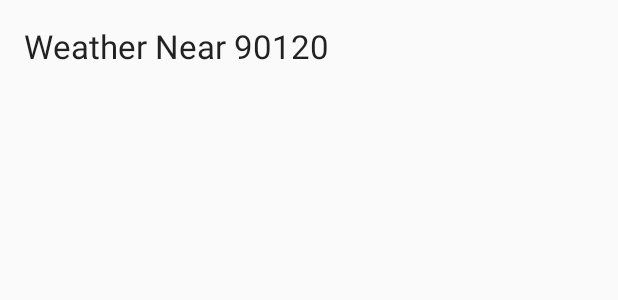
After one commit to JeffreyRuder/WeatherBot, an Android app: the layout activity_current_weather.xml on its own in the app's theme, with its tools: preview values and no code run, on a phone screen of 412 x 824 dp. The commit adds this screen. Shown: the top 300 px of the screen. Run offline under Robolectric (Android 15) with nearby library versions, the phone set to English and light mode, and no system bars.

Commit message:
Implement CurrentWeatherActivity

```diff
--- /dev/null
+++ b/app/src/main/res/layout/activity_current_weather.xml
@@ -0,0 +1,22 @@
+<?xml version="1.0" encoding="utf-8"?>
+<RelativeLayout
+    xmlns:android="http://schemas.android.com/apk/res/android"
+    xmlns:tools="http://schemas.android.com/tools"
+    android:layout_width="match_parent"
+    android:layout_height="match_parent"
+    android:paddingLeft="@dimen/activity_horizontal_margin"
+    android:paddingRight="@dimen/activity_horizontal_margin"
+    android:paddingTop="@dimen/activity_vertical_margin"
+    android:paddingBottom="@dimen/activity_vertical_margin"
+    tools:context="com.example.guest.weatherbot.ui.CurrentWeatherActivity">
+
+    <TextView
+        android:layout_width="wrap_content"
+        android:layout_height="wrap_content"
+        android:textAppearance="?android:attr/textAppearanceLarge"
+        android:text="Weather Near 90120"
+        android:id="@+id/locationTextView"
+        android:layout_alignParentTop="true"
+        android:layout_alignParentLeft="true"
+        android:layout_alignParentStart="true" />
+</RelativeLayout>
--- a/app/src/main/res/layout/activity_main.xml
+++ b/app/src/main/res/layout/activity_main.xml
@@ -3,7 +3,7 @@
     xmlns:tools="http://schemas.android.com/tools"
     android:layout_width="match_parent"
     android:layout_height="match_parent"
-    tools:context="com.example.guest.weatherbot.MainActivity">
+    tools:context=".ui.MainActivity">
 
     <ImageView
         android:layout_width="match_parent"
@@ -22,13 +22,14 @@
         android:textColorHint="@color/colorIcon"
         android:padding="6dp"
         android:gravity="center_horizontal"
+        android:inputType="number"
         android:layout_marginTop="40dp" />
 
     <Button
         android:layout_width="wrap_content"
         android:layout_height="wrap_content"
         android:text="@string/submit"
-        android:id="@+id/button"
+        android:id="@+id/submitButton"
         android:layout_below="@+id/userZip"
         android:backgroundTint="@color/colorPrimaryDark"
         android:textColor="@color/colorIcon"
--- a/app/src/main/res/values/colors.xml
+++ b/app/src/main/res/values/colors.xml
@@ -2,7 +2,7 @@
 <resources>
     <color name="colorPrimary">#4CAF50</color>
     <color name="colorPrimaryDark">#388E3C</color>
-    <color name="colorPrimaryLight">#C8E6C9</color>
+    <color name="colorPrimaryLight">#c8e6c9</color>
     <color name="colorAccent">#FFC107</color>
     <color name="colorIcon">#FFF</color>
 </resources>
--- a/app/src/main/res/values/strings.xml
+++ b/app/src/main/res/values/strings.xml
@@ -3,4 +3,5 @@
 
     <string name="zip_code_hint">Enter Zip Code</string>
     <string name="submit">Submit</string>
+    <string name="weather_near">Weather Near %s</string>
 </resources>
```
Also changed, not shown: app/src/main/AndroidManifest.xml (+5 -3 lines), app/src/main/java/com/example/guest/weatherbot/MainActivity.java (deleted, +0 -25 lines), app/src/main/java/com/example/guest/weatherbot/ui/CurrentWeatherActivity.java (added, +29 -0 lines), app/src/main/java/com/example/guest/weatherbot/ui/MainActivity.java (added, +57 -0 lines).
